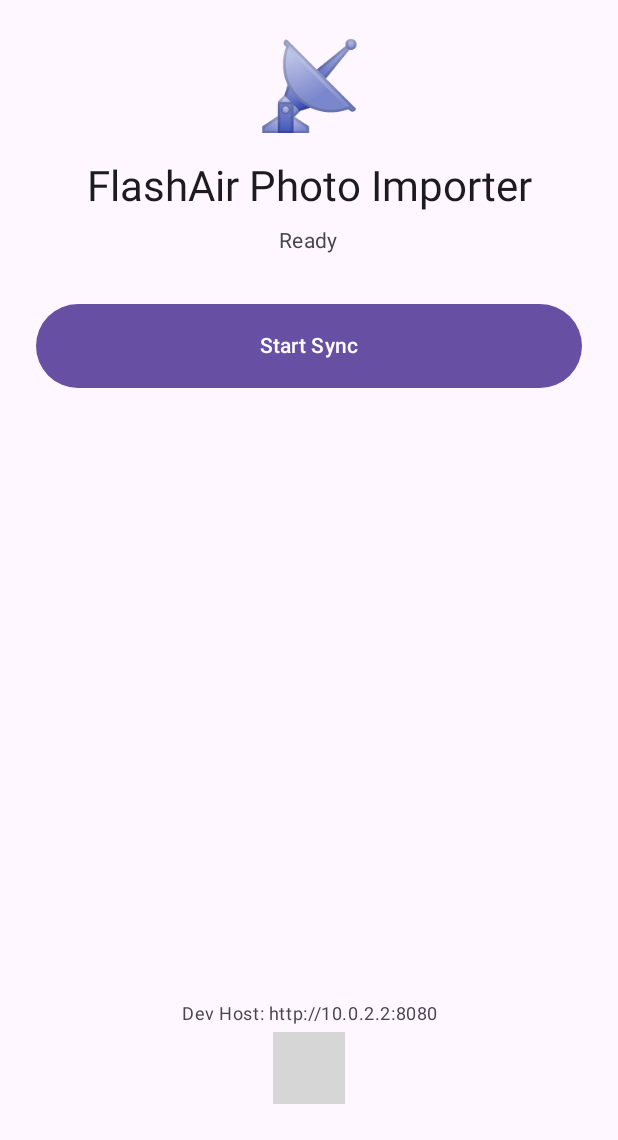
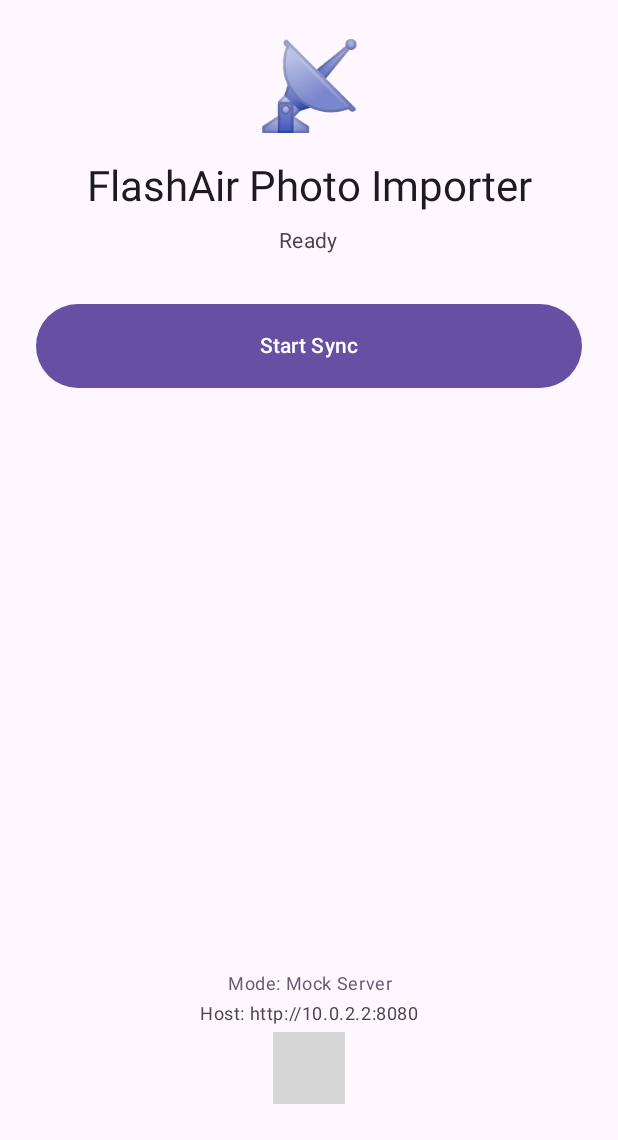
Before and after one commit to trickv/flashair-fetch-app, an Android app built with Jetpack Compose: the screen it shows after launch (MainActivity), on a phone screen of 412 x 824 dp, the part 96-1236 px from its top. Run offline under Robolectric (Android 15) with nearby library versions, the phone set to English and light mode, and no system bars; 2 statements that could not run were skipped; grey boxes are pictures that could not be loaded.

Commit message:
feat: Add build variants for mock server vs real FlashAir testing
Added debug/release build configurations:

**Debug build (default):**
- Uses mock server at http://10.0.2.2:8080
- SSID: flashair-mock (won't try to connect to real WiFi)
- Perfect for emulator testing

**Release build:**
- Uses real FlashAir at http://192.168.0.1
- SSID: flashair (default FlashAir network name)
- For testing with actual FlashAir hardware

**UI Updates:**
- Footer shows current mode (Mock Server vs Real FlashAir)
- Error messages adapted based on mode
- Host URL displayed for debugging

**To switch modes in Android Studio:**
Build Variants panel > Select 'debug' or 'release'

**To build release variant:**
./gradlew assembleRelease
./gradlew installRelease

```diff
--- a/android/app/src/main/java/com/flashairsync/MainActivity.kt
+++ b/android/app/src/main/java/com/flashairsync/MainActivity.kt
@@ -106,13 +106,17 @@ fun ImportScreen() {
     val scope = rememberCoroutineScope()
     val context = LocalContext.current
 
-    // Development settings - 10.0.2.2 routes to host machine's localhost in Android emulator
+    // Load settings from build configuration (debug = mock server, release = real FlashAir)
     val settings = remember {
         SyncSettings(
-            ssid = "flashair",
-            passphrase = "12345678",
-            host = "http://10.0.2.2:8080"
+            ssid = context.getString(R.string.flashair_ssid),
+            passphrase = context.getString(R.string.flashair_passphrase),
+            host = context.getString(R.string.flashair_host)
         )
+    }
+
+    val useMockServer = remember {
+        context.resources.getBoolean(R.bool.use_mock_server)
     }
 
     val syncEngine = remember {
@@ -297,6 +301,11 @@ fun ImportScreen() {
             // Error display
             if (syncState is SyncState.Failed) {
                 val error = (syncState as SyncState.Failed).error
+                val errorHint = if (useMockServer) {
+                    "\n\nMake sure mock server is running at:\n${settings.host}"
+                } else {
+                    "\n\nMake sure:\n• FlashAir card is powered on\n• Device is in range\n• SSID: ${settings.ssid}"
+                }
                 Card(
                     modifier = Modifier
                         .fillMaxWidth()
@@ -306,7 +315,7 @@ fun ImportScreen() {
                     )
                 ) {
                     Text(
-                        text = "❌ Error: $error\n\nMake sure mock server is running at:\n${settings.host}",
+                        text = "❌ Error: $error$errorHint",
                         modifier = Modifier.padding(16.dp),
                         style = MaterialTheme.typography.bodySmall,
                         color = MaterialTheme.colorScheme.onErrorContainer
@@ -318,11 +327,19 @@ fun ImportScreen() {
 
             // Footer
             Text(
-                text = "Dev Host: ${settings.host}",
+                text = if (useMockServer) "Mode: Mock Server" else "Mode: Real FlashAir",
+                style = MaterialTheme.typography.bodySmall,
+                color = if (useMockServer) MaterialTheme.colorScheme.secondary else MaterialTheme.colorScheme.primary,
+                textAlign = TextAlign.Center,
+                modifier = Modifier.padding(top = 16.dp)
+            )
+
+            Text(
+                text = "Host: ${settings.host}",
                 style = MaterialTheme.typography.bodySmall,
                 color = MaterialTheme.colorScheme.onSurfaceVariant,
                 textAlign = TextAlign.Center,
-                modifier = Modifier.padding(top = 16.dp)
+                modifier = Modifier.padding(top = 4.dp)
             )
 
             Text(
```
Also changed, not shown: android/app/build.gradle.kts (+14 -0 lines).
